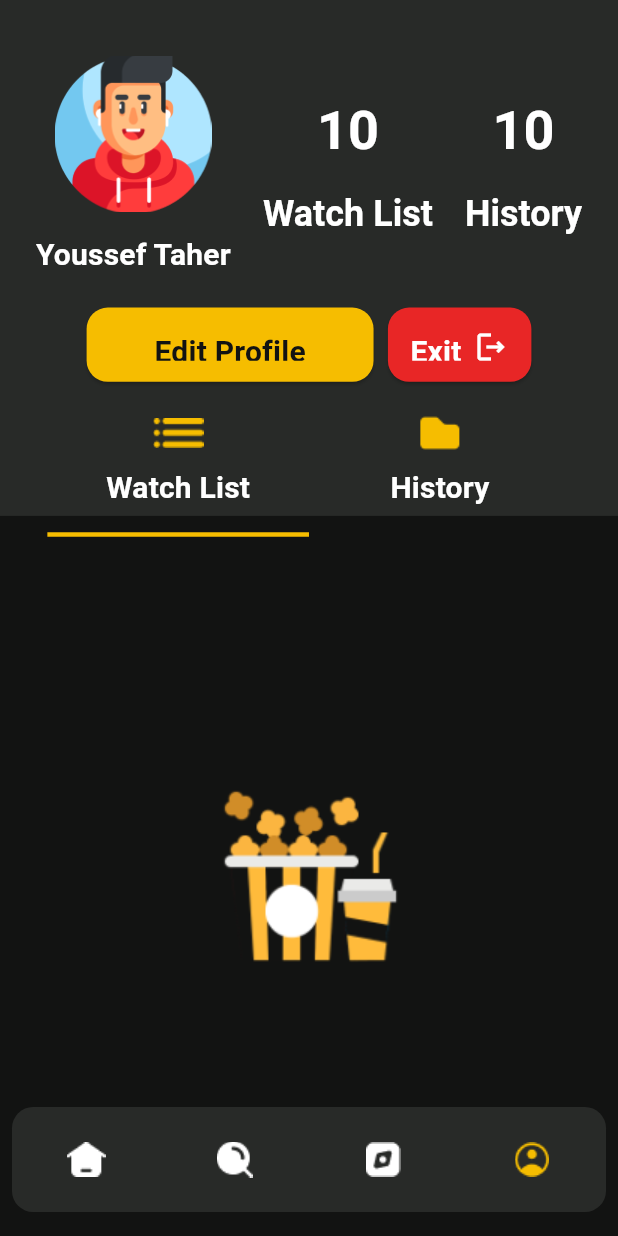
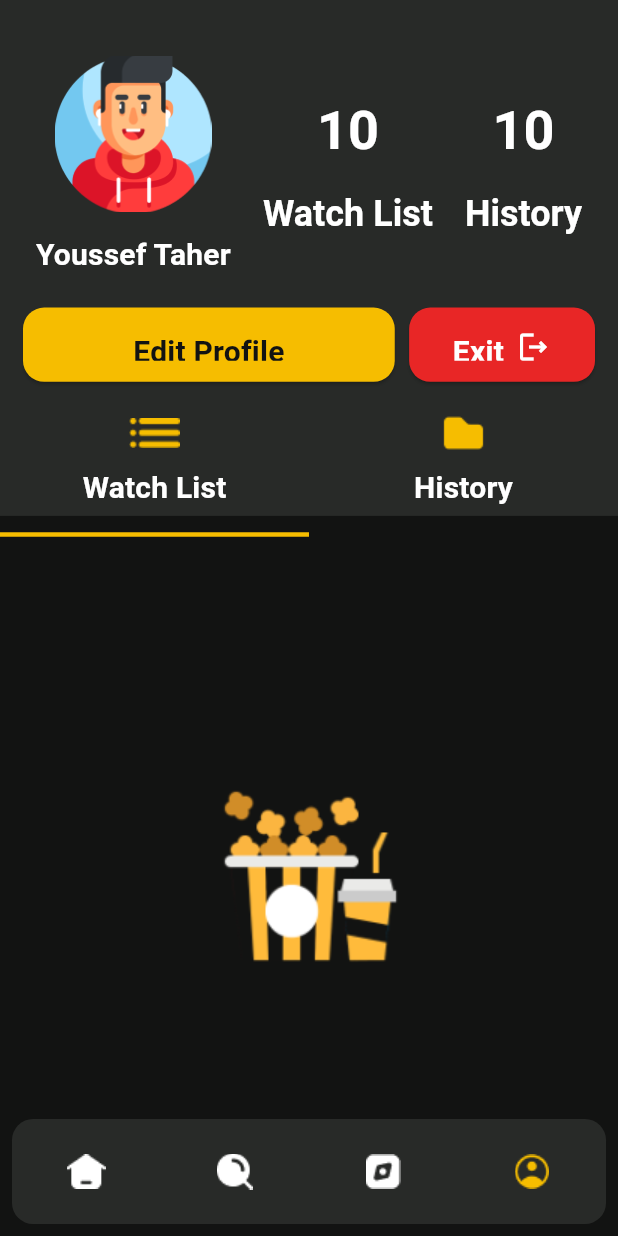
Before and after one commit to yousseftaher65/Movie-App, a Flutter app: the screen it shows after launch, item 4 of the bottom bar chosen, on a phone screen of 412 x 824 dp. Run offline on Flutter 3.47's test engine with Material 3 defaults, Android fonts, the phone set to English and light mode, and no system bars; our stand-ins replace animate_do, carousel_slider, easy_localization, flutter_screenutil, google_fonts.

Commit message:
fixed ui bugs

```diff
--- a/lib/ui/layouts/home/home_screen.dart
+++ b/lib/ui/layouts/home/home_screen.dart
@@ -25,6 +25,8 @@ class _HomeScreenState extends State<HomeScreen> {
   @override
   Widget build(BuildContext context) {
    return Scaffold(
+    resizeToAvoidBottomInset: false,
+    extendBody:true,
       body: Stack(
         children: [
           // Main Content
@@ -33,7 +35,7 @@ class _HomeScreenState extends State<HomeScreen> {
           Positioned(
             left: 8,
             right: 8,
-            bottom: 16,
+            bottom: 8,
             child: Container(
               decoration: BoxDecoration(
                 borderRadius: BorderRadius.circular(16.r),
--- a/lib/ui/layouts/home/tabs/explore tab/explore_tab.dart
+++ b/lib/ui/layouts/home/tabs/explore tab/explore_tab.dart
@@ -45,7 +45,7 @@ class _ExploreTabState extends State<ExploreTab> {
                 crossAxisCount: 2,
                 mainAxisSpacing: 8,
                 crossAxisSpacing: 20,
-                aspectRatio: 0.83,
+                aspectRatio: 0.74,
              )
             ],
           ),
--- a/lib/ui/widgets/avater_dialog_widget.dart
+++ b/lib/ui/widgets/avater_dialog_widget.dart
@@ -36,7 +36,7 @@ class _AvaterDialogWidgetState extends State<AvaterDialogWidget> {
                   crossAxisCount: 3,
                   mainAxisSpacing: 19.h,
                   crossAxisSpacing: 18.w,
-                  childAspectRatio: 1.273),
+                  childAspectRatio: 1.024),
               itemCount: 9,
               itemBuilder: (context, index) {
                 return GestureDetector(
@@ -48,7 +48,7 @@ class _AvaterDialogWidgetState extends State<AvaterDialogWidget> {
                   },
                   child: Container(
                     padding:
-                        const EdgeInsets.symmetric(horizontal: 11, vertical: 9),
+                         EdgeInsets.symmetric(horizontal: 11.w, vertical: 9.h),
                     decoration: BoxDecoration(
                       color: currentIndex == index
                           ? Theme.of(context).cardColor.withOpacity(0.50)
--- a/lib/ui/widgets/profile_tab_bar.dart
+++ b/lib/ui/widgets/profile_tab_bar.dart
@@ -9,13 +9,14 @@ class ProfileTabBar extends StatelessWidget {
   @override
   Widget build(BuildContext context) {
     return Container(
-      padding: EdgeInsets.only(right: 25.w, left: 25.w, top: 42.h),
       color: Theme.of(context).secondaryHeaderColor,
       child: Column(
         crossAxisAlignment: CrossAxisAlignment.center,
         mainAxisSize: MainAxisSize.min,
         children: [
-          Row(
+          Padding(
+            padding: EdgeInsets.only(right: 25.w, left: 25.w, top: 42.h),
+            child: Row(
               mainAxisAlignment: MainAxisAlignment.spaceBetween,
               children: [
                 Column(
@@ -78,11 +79,12 @@ class ProfileTabBar extends StatelessWidget {
                 ),
               ],
             ),
+          ),
           SizedBox(
             height: 23.h,
           ),
-          FractionallySizedBox(
-            widthFactor: .85.w,
+          Padding(
+            padding: EdgeInsets.symmetric(horizontal: 16.w,),
             child: SizedBox(
               height: 56.h,
               child: Row(
@@ -143,9 +145,7 @@ class ProfileTabBar extends StatelessWidget {
           SizedBox(
             height: 16.h,
           ),
-          FractionallySizedBox(
-            widthFactor: 1.w,
-            child: TabBar(
+          TabBar(
             unselectedLabelColor: Theme.of(context).hintColor,
             indicatorSize: TabBarIndicatorSize.tab,
             indicatorWeight: 3,
@@ -179,7 +179,6 @@ class ProfileTabBar extends StatelessWidget {
               )
             ],
           ),
-          ),
         ],
       ),
     );
```
Also changed, not shown: lib/ui/layouts/edit profile screen/edit_profile_screen.dart (+7 -1 lines), lib/ui/widgets/available_now_widget.dart (+8 -5 lines). Lines whose indentation alone changed are shown as unchanged.
